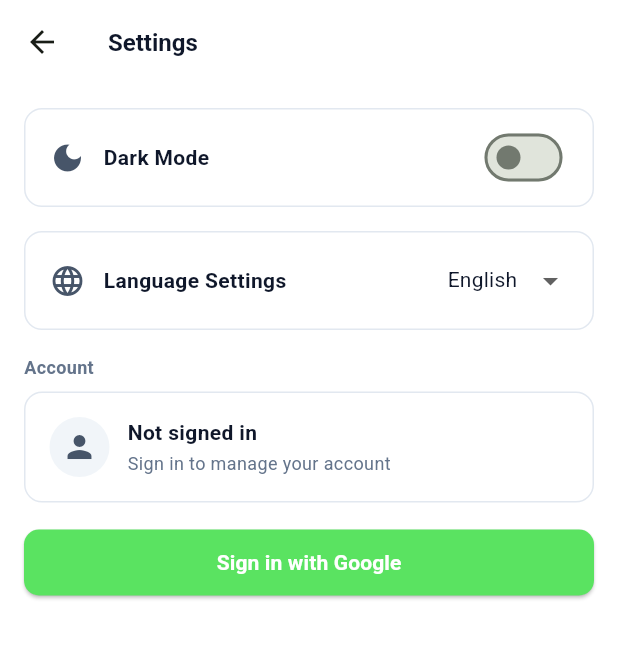
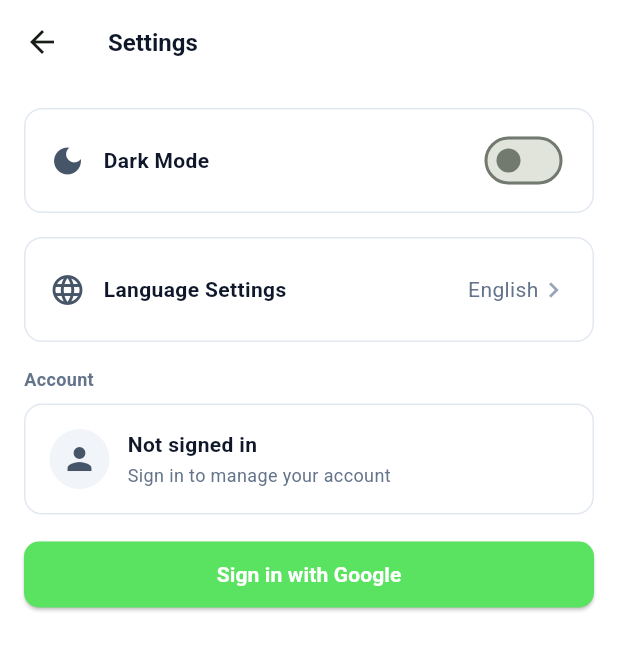
Before and after one commit to red1854th/Bivium, a Flutter app: the screen it shows after launch, after a tap on the "settings" icon, on a phone screen of 412 x 824 dp. Shown: the top 650 px of the screen. Run offline on Flutter 3.47's test engine with Material 3 defaults, Android fonts, the phone set to English and light mode, and no system bars; our stand-ins replace easy_localization, flutter_native_splash, google_sign_in, shared_preferences, styled_text; missing offline and left inert: googleapis, re_editor, re_highlight; statements that could not run were skipped.

Commit message:
Improve UI

```diff
--- a/lib/features/home/setting_page.dart
+++ b/lib/features/home/setting_page.dart
@@ -1,3 +1,4 @@
+import 'package:flutter/cupertino.dart'; // Cupertino 스타일 추가
 import 'package:flutter/material.dart';
 import 'package:easy_localization/easy_localization.dart';
 import 'package:google_sign_in/google_sign_in.dart';
@@ -79,10 +80,45 @@ class _SettingPageState extends State<SettingPage> {
     widget.onThemeChanged?.call();
   }
 
+  // 언어 선택 시트 호출 함수
+  void _showLanguagePicker(BuildContext context, bool isDark) {
+    showCupertinoModalPopup(
+      context: context,
+      builder: (context) => CupertinoActionSheet(
+        title: Text('language_settings'.tr()),
+        actions: AppLocale.supported.map((appLocale) {
+          final isSelected = context.locale == appLocale.locale;
+          return CupertinoActionSheetAction(
+            onPressed: () {
+              context.setLocale(appLocale.locale);
+              Navigator.pop(context);
+            },
+            // 현재 선택된 언어는 볼드체로 강조
+            child: Text(
+              appLocale.displayName,
+              style: TextStyle(
+                fontWeight: isSelected ? FontWeight.bold : FontWeight.normal,
+                color: isSelected ? AppColors.cBrand600 : null,
+              ),
+            ),
+          );
+        }).toList(),
+      ),
+    );
+  }
+
   @override
   Widget build(BuildContext context) {
     final account = _account;
     final isDark = Theme.of(context).brightness == Brightness.dark;
+
+    // 현재 설정된 언어의 표시 이름 찾기
+    final currentLanguageName = AppLocale.supported
+        .firstWhere(
+          (e) => e.locale == context.locale,
+          orElse: () => AppLocale.supported.first,
+        )
+        .displayName;
 
     return Scaffold(
       backgroundColor: ThemeService.getBackgroundColor(isDark),
@@ -119,32 +155,30 @@ class _SettingPageState extends State<SettingPage> {
                   ),
                   const SizedBox(height: 16),
 
-                  // 언어 설정 (AppLocale 활용)
+                  // 언어 설정 (Dropdown 대신 모달 호출 방식)
                   _buildSettingTile(
                     isDark,
                     icon: Icons.language,
                     label: 'language_settings'.tr(),
-                    trailing: DropdownButton<Locale>(
-                      value: context.locale,
-                      onChanged: (Locale? newLocale) {
-                        if (newLocale != null) context.setLocale(newLocale);
-                      },
-                      underline: const SizedBox(),
-                      // AppLocale.supported 리스트를 직접 사용하여 UI 구성
-                      items: AppLocale.supported.map((appLocale) {
-                        return DropdownMenuItem(
-                          value: appLocale.locale,
-                          child: Text(
-                            appLocale.displayName,
+                    onTap: () => _showLanguagePicker(context, isDark),
+                    trailing: Row(
+                      mainAxisSize: MainAxisSize.min,
+                      children: [
+                        Text(
+                          currentLanguageName,
                           style: TextStyle(
                             fontSize: 14,
                             color: isDark
-                                  ? Colors.white
-                                  : AppColors.cSlate900,
+                                ? AppColors.cSlate400
+                                : AppColors.cSlate500,
                           ),
                         ),
-                        );
-                      }).toList(),
+                        const Icon(
+                          Icons.chevron_right,
+                          size: 20,
+                          color: AppColors.cSlate400,
+                        ),
+                      ],
                     ),
                   ),
                   const SizedBox(height: 16),
@@ -250,14 +284,21 @@ class _SettingPageState extends State<SettingPage> {
     );
   }
 
+  // InkWell을 추가하여 타일 전체 클릭 가능하게 변경
   Widget _buildSettingTile(
     bool isDark, {
     required IconData icon,
     required String label,
     required Widget trailing,
+    VoidCallback? onTap,
   }) {
-    return Container(
-      padding: const EdgeInsets.symmetric(horizontal: 16, vertical: 8),
+    return GestureDetector(
+      onTap: onTap,
+      child: Container(
+        // vertical 패딩을 줄이거나 조정하여 고정 높이 내에서 중앙 정렬되게 합니다.
+        padding: const EdgeInsets.symmetric(horizontal: 16),
+        // 타일의 최소 높이를 56으로 고정 (Switch의 기본 높이와 유사하게 맞춤)
+        constraints: const BoxConstraints(minHeight: 70),
         decoration: _tileDecoration(isDark),
         child: Row(
           children: [
@@ -273,8 +314,10 @@ class _SettingPageState extends State<SettingPage> {
                 ),
               ),
             ),
-          trailing,
+            // trailing 위젯이 중앙에 오도록 배치
+            Center(child: trailing),
           ],
+        ),
       ),
     );
   }
--- a/lib/widgets/card_jump_dialog.dart
+++ b/lib/widgets/card_jump_dialog.dart
@@ -205,9 +205,7 @@ class _CardJumpDialogState extends State<CardJumpDialog> {
 
           prefixIcon: const Icon(Icons.search, size: 20),
           filled: true,
-          fillColor: isDark
-              ? Colors.white.withValues(alpha: 0.05)
-              : AppColors.cSlate100,
+          fillColor: isDark ? AppColors.cSlate800 : AppColors.cSlate100,
           border: OutlineInputBorder(
             borderRadius: BorderRadius.circular(12),
             borderSide: BorderSide.none,
```
Lines whose indentation alone changed are shown as unchanged.
